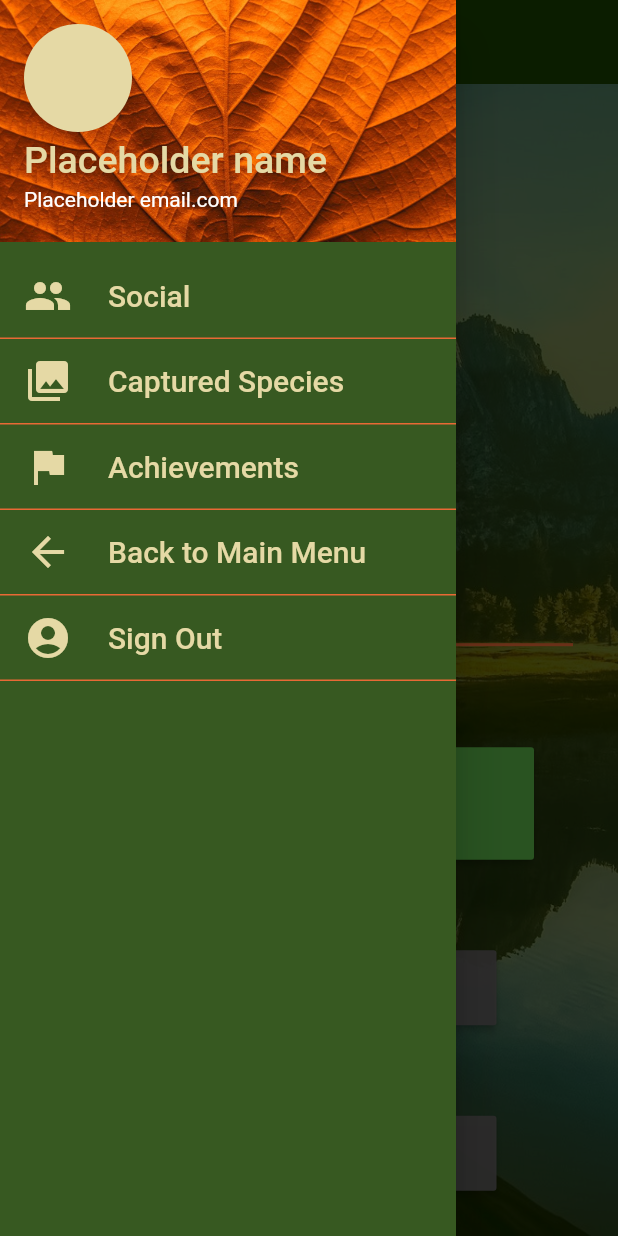
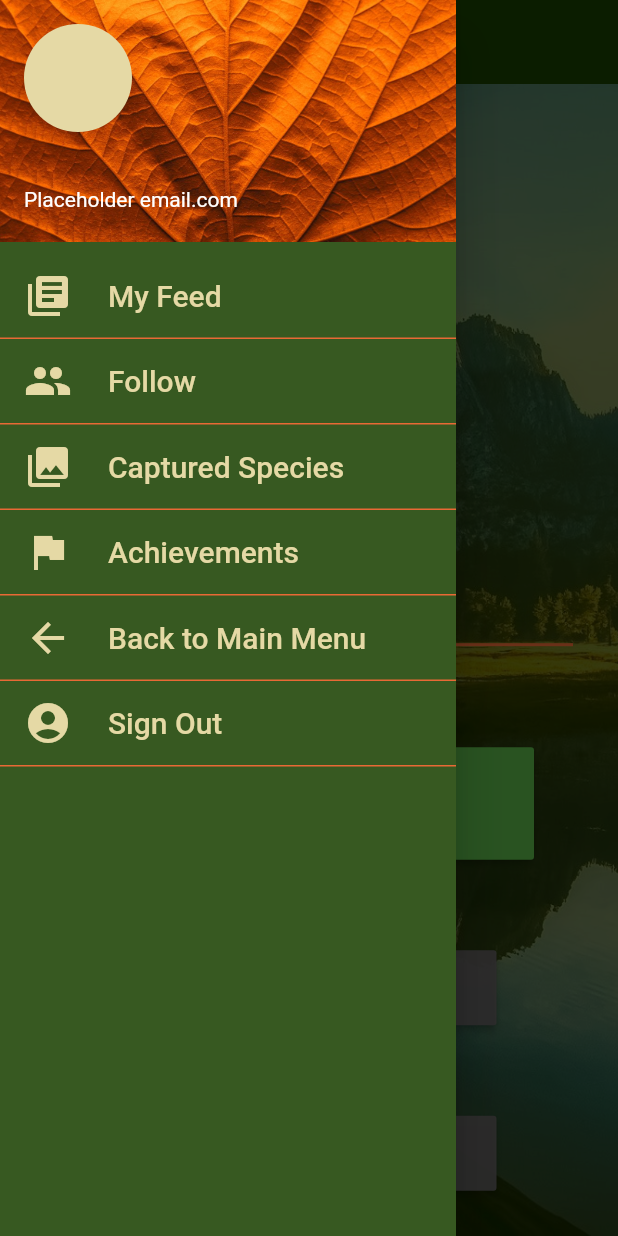
Before and after one commit to Final-Capstone-Nature-Scavenger-Hunt/odyssee-app, a Flutter app: the screen it shows once a user with an empty profile is signed in, with the side drawer open, on a phone screen of 412 x 824 dp. Run offline on Flutter 3.47's test engine with Material 2 defaults, Android fonts, the phone set to English and light mode, and no system bars; our stand-ins replace cloud_firestore, cloud_functions, firebase_auth, firebase_storage, flutter_spinkit, google_maps_flutter and 4 more; missing offline and left inert: tflite; accounts and stored records are empty; project files that could hold a hidden picture were left out.

Commit message:
fix the header nav issues

```diff
--- a/lib/shared/header_nav.dart
+++ b/lib/shared/header_nav.dart
@@ -1,9 +1,13 @@
 import 'package:flutter/material.dart';
+import 'package:odyssee/models/user.dart';
 import 'package:odyssee/screens/achievements/achievements.dart';
 import 'package:odyssee/screens/collection/collection.dart';
 import 'package:odyssee/screens/authenticate/authenticate.dart';
 import 'package:odyssee/screens/social/feed.dart';
+import 'package:odyssee/screens/social/users_to_follow.dart';
 import 'package:odyssee/screens/start/start_menu.dart';
+import 'package:odyssee/services/auth.dart';
+import 'package:provider/provider.dart';
 
 class BaseAppBar extends StatelessWidget implements PreferredSizeWidget{
   final Text title;
@@ -42,6 +46,9 @@ class BaseDrawer extends StatelessWidget {
 
   @override
   Widget build(BuildContext context) {
+
+    final user = Provider.of<User>(context);
+
     return Drawer(
       elevation: 15.0,
       child: Container(color: Color(0xDD194000),
@@ -49,7 +56,7 @@ class BaseDrawer extends StatelessWidget {
         padding: EdgeInsets.zero,
         children: <Widget>[
           UserAccountsDrawerHeader(
-            accountName: Text("Placeholder name",
+            accountName: Text(user.displayName,
               style: TextStyle(
                 color: Color(0xFFE5D9A5),
                 fontSize: 25,
@@ -82,11 +89,11 @@ class BaseDrawer extends StatelessWidget {
             ),
             child: ListTile(
               leading: Icon(
-                  Icons.group,
+                  Icons.library_books,
                   size: 32,
                   color: Color(0xFFE5D9A5)
               ),
-              title: Text('Social',
+              title: Text('My Feed',
                 style: TextStyle(
                     fontSize: 20,
                     color: Color(0xFFE5D9A5)
@@ -96,6 +103,35 @@ class BaseDrawer extends StatelessWidget {
                 Navigator.push(
                   context,
                   MaterialPageRoute(builder: (context) => Feed()),
+                );
+              },
+            ),
+          ),
+          Container(
+            decoration: const BoxDecoration(
+              border: Border(
+//                top: BorderSide(width: 1.0, color: Color(0xFFFFFFFFFF)),
+//                left: BorderSide(width: 1.0, color: Color(0xFFFFFFFFFF)),
+//                right: BorderSide(width: 1.0, color: Color(0xFFFF000000)),
+                bottom: BorderSide(width: 1.0, color: Color(0xFFE86935)),
+              ),
+            ),
+            child: ListTile(
+              leading: Icon(
+                  Icons.group,
+                  size: 32,
+                  color: Color(0xFFE5D9A5)
+              ),
+              title: Text('Follow',
+                style: TextStyle(
+                    fontSize: 20,
+                    color: Color(0xFFE5D9A5)
+                ),
+              ),
+              onTap: () {
+                Navigator.push(
+                  context,
+                  MaterialPageRoute(builder: (context) => FollowUsers()),
                 );
               },
             ),
@@ -208,12 +244,7 @@ class BaseDrawer extends StatelessWidget {
                     color: Color(0xFFE5D9A5)
                 ),
               ),
-              onTap: () {
-                Navigator.push(
-                  context,
-                  MaterialPageRoute(builder: (context) => Authenticate()),
-                );
-              },
+              onTap: () async => AuthService().signOut(),
             ),
           ),
           ],
```
